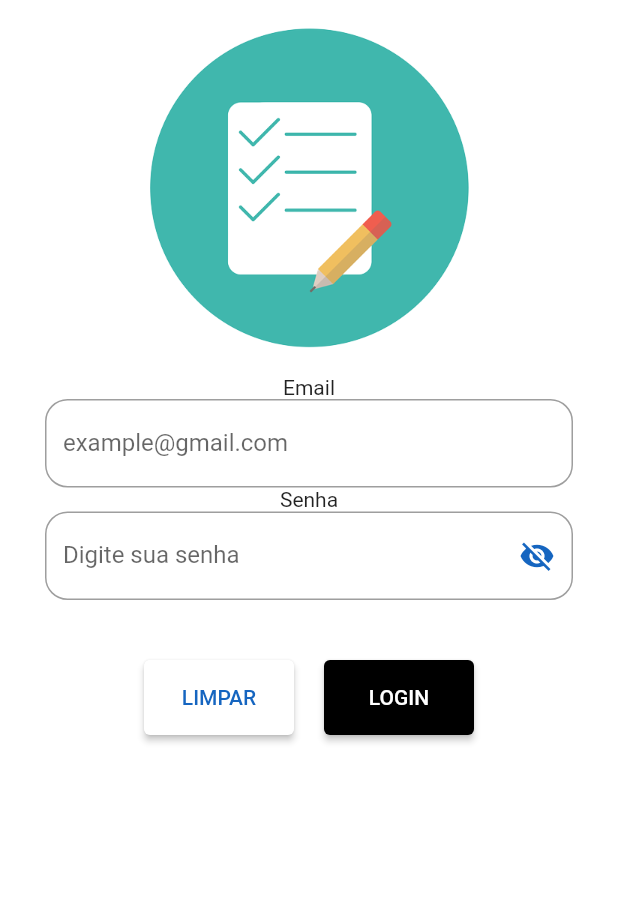
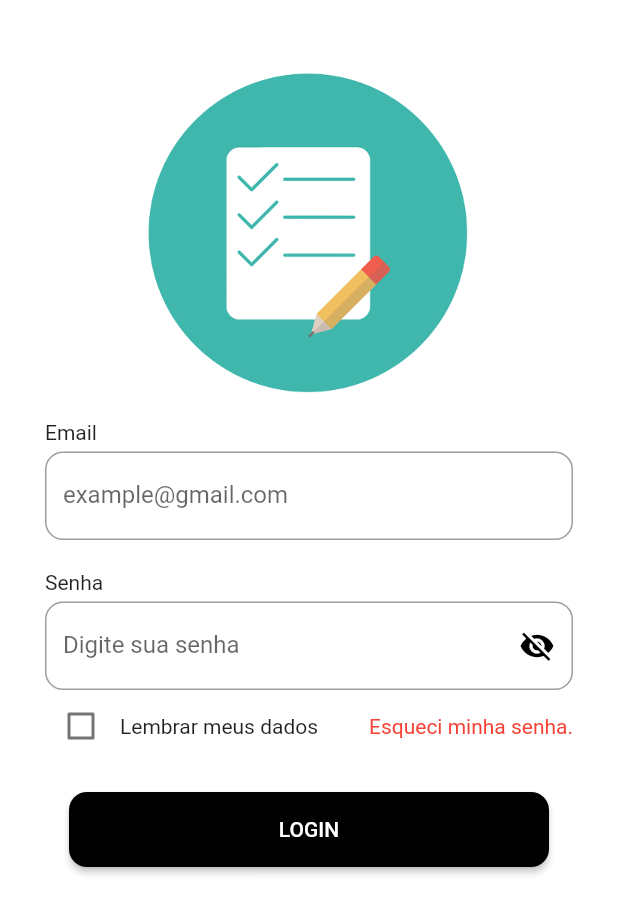
Before and after one commit to Vanderson159/comandaapp, a Flutter app: the screen it shows after launch, on a phone screen of 412 x 824 dp. Shown: the top 914 px of the screen. Run offline on Flutter 3.47's test engine with Material 2 defaults, Android fonts, the phone set to English and light mode, and no system bars; our stand-ins replace get, get_storage; missing offline and left inert: flutter_windowmanager; accounts and stored records are empty.

Commit message:
Alterações na tela de login

```diff
--- a/lib/modules/login/login_controller.dart
+++ b/lib/modules/login/login_controller.dart
@@ -22,7 +22,6 @@ class LoginController extends GetxController{
   RxBool showPassword = false.obs;
   RxBool loading = false.obs;
 
-
   void login() async{
     if(formKey.currentState!.validate()){
       loading.value = true;
@@ -38,10 +37,6 @@ class LoginController extends GetxController{
     }
   }
 
-  void limpar(){
-    usernameCtrl.text = '';
-    passwordCtrl.text = '';
-  }
 
   Future<void> secureScreen() async {
     await FlutterWindowManager.addFlags(FlutterWindowManager.FLAG_SECURE);
--- a/lib/modules/login/login_view.dart
+++ b/lib/modules/login/login_view.dart
@@ -1,4 +1,5 @@
 import 'package:comandaapp/modules/login/login_controller.dart';
+import 'package:comandaapp/remember.dart';
 import 'package:flutter/material.dart';
 import 'package:get/get.dart';
 
@@ -16,32 +17,42 @@ class LoginView extends GetView<LoginController> {
           child: Form(
             key: controller.formKey,
             child: Padding(
-              padding: const EdgeInsets.fromLTRB(30, 0, 30, 0),
+              padding: const EdgeInsets.fromLTRB(30, 30, 30, 0),
               child: Column(
-                // mainAxisAlignment: MainAxisAlignment.start, //Alinhamento não ta funcionando
+                crossAxisAlignment: CrossAxisAlignment.start,
                 children: [
-                  const SizedBox(
+                  const Padding(
+                    padding: EdgeInsets.only(left: 50),
+                    child: SizedBox(
                       height: 250,
                       width: 250,
                       child: Image(
                         image: AssetImage('imagens/comanda.png'),
                       ),
                     ),
+                  ),
 
-                  const Text('Email', textAlign: TextAlign.start),
+                  const Padding(
+                    padding: EdgeInsets.only(bottom: 5),
+                    child: Text('Email', textAlign: TextAlign.start),
+                  ),
                   TextField(
                     controller: controller.usernameCtrl,
                     textInputAction: TextInputAction.next,
                     decoration: InputDecoration(
                       border: OutlineInputBorder(
-                        borderRadius: BorderRadius.circular(15),
+                        borderRadius: BorderRadius.circular(12),
                       ),
                       labelText: 'example@gmail.com',
                     ),
-
                   ),
-
-                  const Text('Senha', textAlign: TextAlign.start),
+                  const SizedBox(
+                    height: 20,
+                  ),
+                  const Padding(
+                    padding: EdgeInsets.only(bottom: 5),
+                    child: Text('Senha', textAlign: TextAlign.start),
+                  ),
                   Obx(() => TextField(
                     obscureText: !controller.showPassword.value,
                     enableSuggestions: false,
@@ -53,55 +64,46 @@ class LoginView extends GetView<LoginController> {
                       suffixIcon: IconButton(
                         icon: Icon(
                           controller.showPassword.value ? Icons.visibility : Icons.visibility_off,
-                          color: Get.theme.primaryColor,
+                          color: Colors.black,
                         ),
                         onPressed: (){
                           controller.showPassword.value = !controller.showPassword.value;
                         },
                       ),
                       border: OutlineInputBorder(
-                        borderRadius: BorderRadius.circular(15),
+                        borderRadius: BorderRadius.circular(12),
                       ),
                     ),
                   ),
                   ),
 
+                  //Cria checkbox para lembrar dados
+                  const RememberData(),
+                  //TODO: criar lógica de armazenamento dos dados
+
                   Obx(
                     () => Visibility(
                       visible: !controller.loading.value,
                       child: Padding(
-                        padding: const EdgeInsets.only(top: 40.0),
+                        padding: const EdgeInsets.only(top: 20.0),
                         child: Row(
                           mainAxisAlignment: MainAxisAlignment.center,
                           children: [
-                            Padding(
-                              padding: const EdgeInsets.only(right: 10.0),
-                              child: SizedBox(
-                                width: 100,
+
+                            SizedBox(
+                              width: 320,
                               height: 50,
                               child: ElevatedButton(
-                                  onPressed: () => controller.limpar(),
                                 style: ButtonStyle(
-                                    backgroundColor:
-                                        MaterialStateProperty.all(Colors.white),
-                                  ),
-                                  child: Text(
-                                    'LIMPAR',
-                                    style:
-                                        TextStyle(color: Colors.blue.shade800),
+                                    shape: MaterialStatePropertyAll(
+                                        RoundedRectangleBorder(
+                                            borderRadius: BorderRadius.circular(12),
                                         ),
                                     ),
                                 ),
-                            ),
-                            Padding(
-                              padding: const EdgeInsets.only(left: 10.0),
-                              child: SizedBox(
-                                width: 100,
-                                height: 50,
-                                child: ElevatedButton(
                                 onPressed: () => controller.login(),
                                 child: const Text('LOGIN'),
-                                ),
+                                //TODO: deixa o botao login desativado até preencher os campos
                               ),
                             ),
                           ],
@@ -109,6 +111,7 @@ class LoginView extends GetView<LoginController> {
                       ),
                     ),
                   ),
+
                   Obx(
                     () => Visibility(
                       visible: controller.loading.value,
--- /dev/null
+++ b/lib/remember.dart
@@ -0,0 +1,51 @@
+import 'package:flutter/material.dart';
+
+
+class RememberData extends StatefulWidget {
+  const RememberData({Key? key}) : super(key: key);
+
+  @override
+  State<RememberData> createState() => _RememberDataState();
+}
+
+class _RememberDataState extends State<RememberData> {
+
+  bool lembrar = false;
+
+  @override
+  Widget build(BuildContext context) {
+    return Row(
+      mainAxisAlignment: MainAxisAlignment.spaceBetween,
+      children: [
+        Checkbox(
+          value: lembrar,
+          onChanged: _lembrarCheck,
+          activeColor: Colors.grey.shade300,
+          checkColor: Colors.black,
+        ),
+        const Text('Lembrar meus dados'),
+        const SizedBox(width: 30),
+        GestureDetector(
+            child: const Text(
+                'Esqueci minha senha.',
+              style: TextStyle(
+                color: Colors.red
+              ),
+            ),
+        ),
+      ],
+    );
+  }
+  void _lembrarCheck(novoValor){
+    setState(() {
+      lembrar = novoValor;
+
+      if(lembrar){
+        //TODO: Lembrar dados
+      }
+      else{
+        //TODO: Não lembrar dados
+      }
+    });
+  }
+}
```
Lines whose indentation alone changed are shown as unchanged.
